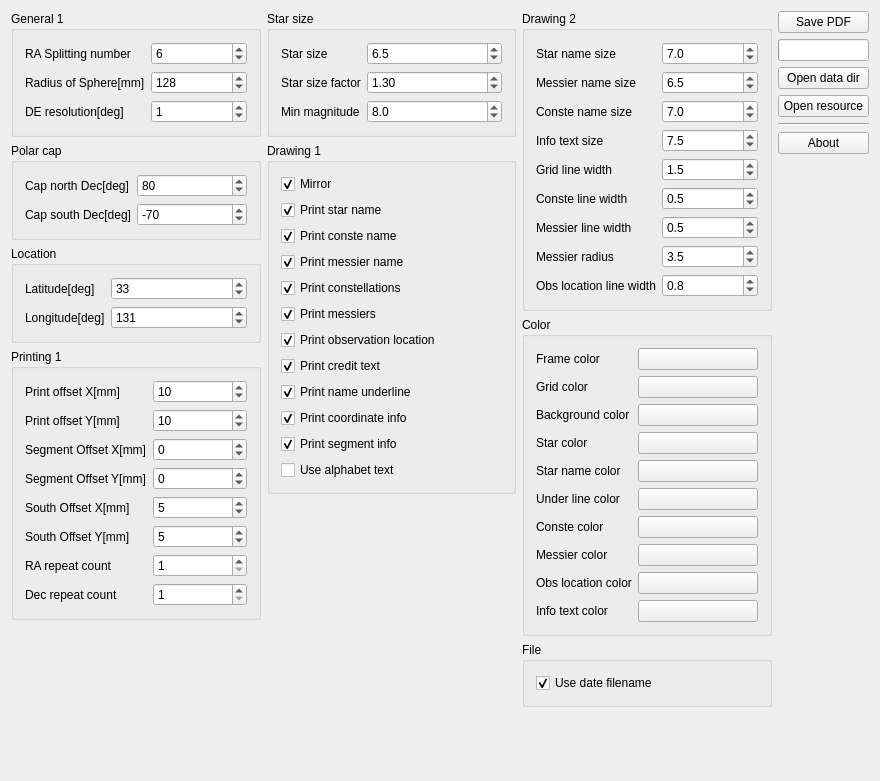
futr/tenkyu2, file widget.ui: the form before one commit.
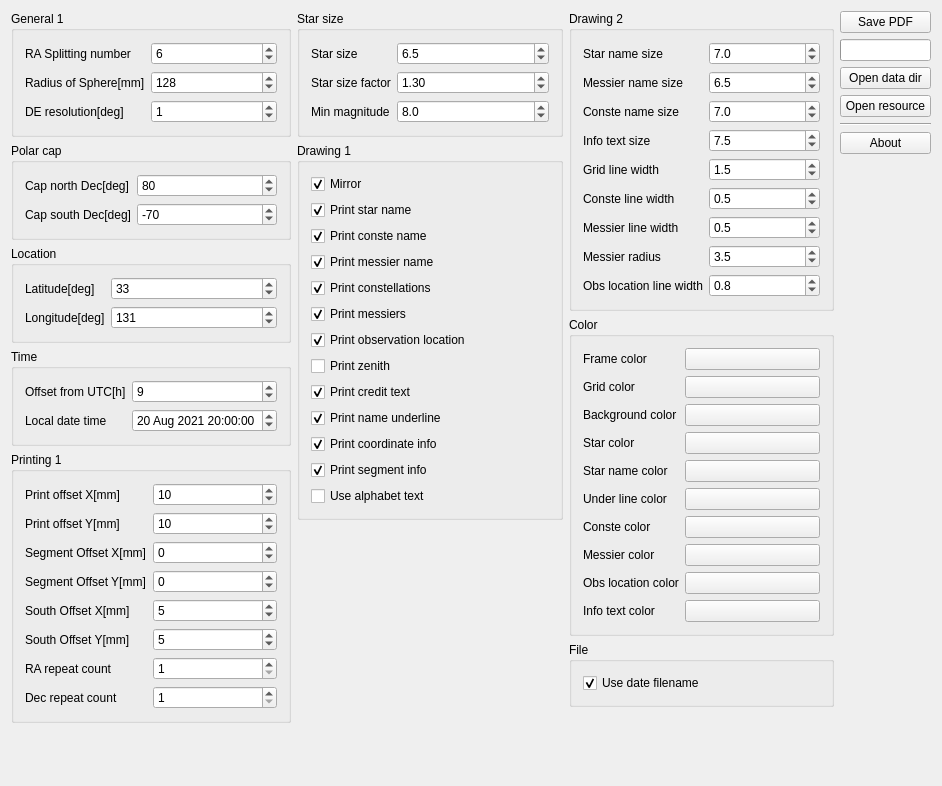
The form after the commit. Custom widgets are drawn as their Qt base class.

The edit to the form file:
```diff
--- a/widget.ui
+++ b/widget.ui
@@ -6,8 +6,8 @@
    <rect>
     <x>0</x>
     <y>0</y>
-    <width>880</width>
-    <height>781</height>
+    <width>942</width>
+    <height>786</height>
    </rect>
   </property>
   <property name="windowTitle">
@@ -170,6 +170,63 @@
          </layout>
         </widget>
        </item>
+       <item>
+        <widget class="QGroupBox" name="groupBox_10">
+         <property name="title">
+          <string>Time</string>
+         </property>
+         <layout class="QFormLayout" name="formLayout_8">
+          <item row="0" column="0">
+           <widget class="QLabel" name="label_39">
+            <property name="text">
+             <string>Offset from UTC[h]</string>
+            </property>
+           </widget>
+          </item>
+          <item row="0" column="1">
+           <widget class="QSpinBox" name="offsetFromUTCSpinBox">
+            <property name="minimum">
+             <number>-12</number>
+            </property>
+            <property name="maximum">
+             <number>12</number>
+            </property>
+            <property name="value">
+             <number>9</number>
+            </property>
+           </widget>
+          </item>
+          <item row="1" column="0">
+           <widget class="QLabel" name="label_38">
+            <property name="text">
+             <string>Local date time</string>
+            </property>
+           </widget>
+          </item>
+          <item row="1" column="1">
+           <widget class="QDateTimeEdit" name="dateTimeEdit">
+            <property name="dateTime">
+             <datetime>
+              <hour>20</hour>
+              <minute>0</minute>
+              <second>0</second>
+              <year>2021</year>
+              <month>8</month>
+              <day>20</day>
+             </datetime>
+            </property>
+            <property name="time">
+             <time>
+              <hour>20</hour>
+              <minute>0</minute>
+              <second>0</second>
+             </time>
+            </property>
+           </widget>
+          </item>
+         </layout>
+        </widget>
+       </item>
        <item>
         <widget class="QGroupBox" name="groupBox_5">
          <property name="title">
@@ -474,6 +531,13 @@
             </property>
            </widget>
           </item>
+          <item>
+           <widget class="QCheckBox" name="printZenithCheckBox">
+            <property name="text">
+             <string>Print zenith</string>
+            </property>
+           </widget>
+          </item>
           <item>
            <widget class="QCheckBox" name="printCreditCheckBox">
             <property name="text">
```
Left out of the diff: 2 changed lines with no effect on the pictures.
